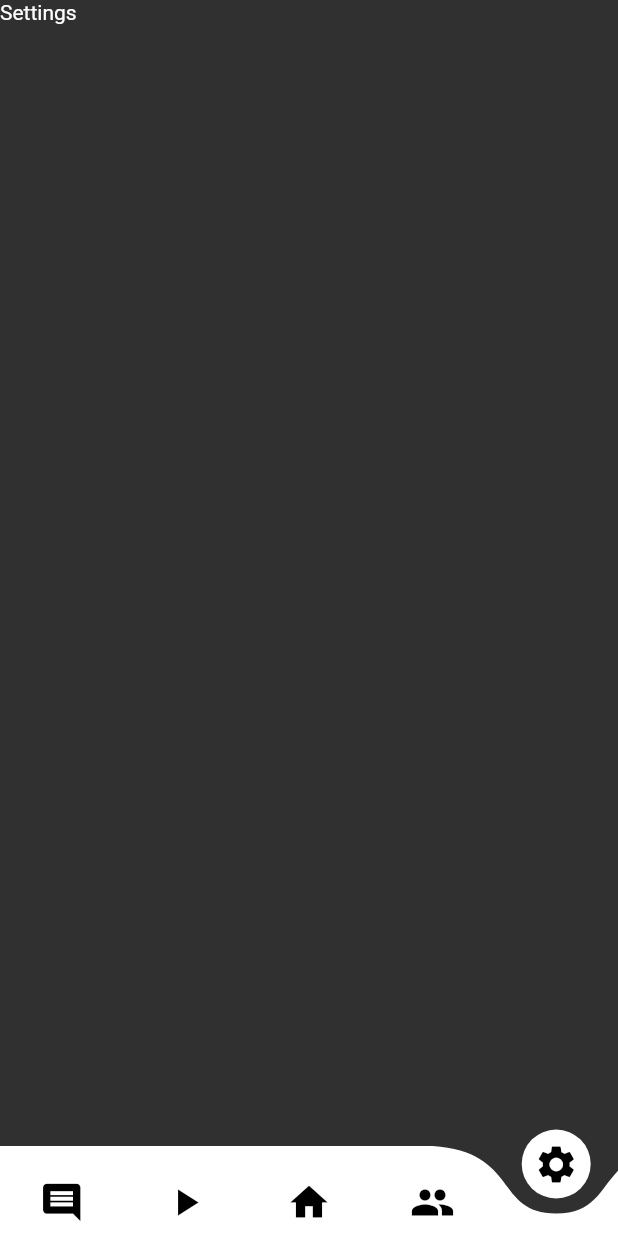
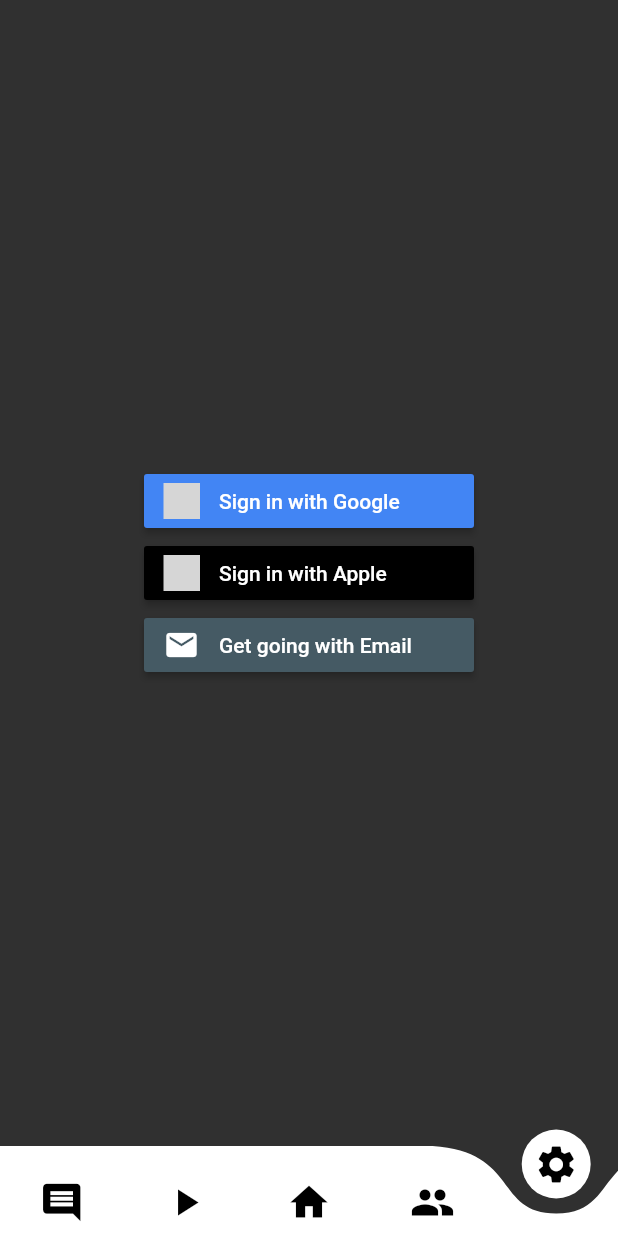
Before and after one commit to artsiomv/my-church-app, a Flutter app: the screen it shows after launch, item 5 of the bottom bar chosen, on a phone screen of 412 x 824 dp. Run offline on Flutter 3.47's test engine with Material 2 defaults, Android fonts, the light colour scheme and no system bars; drawn by our look-alikes of curved_navigation_bar; our stand-ins replace firebase_core, flutter_signin_button; accounts and stored records are empty; grey boxes are pictures that could not be loaded.

Commit message:
added login buttons

```diff
--- a/lib/screens/init_screen.dart
+++ b/lib/screens/init_screen.dart
@@ -19,11 +19,11 @@
   int _page = 2;
 
   final List<Widget> _children = [
-    const ContactUsScreen(),
-    const MediaScreen(),
-    const WelcomeScreen(),
-    const PrayerScreen(),
-    const SettingsScreen()
+    ContactUsScreen(),
+    MediaScreen(),
+    WelcomeScreen(),
+    PrayerScreen(),
+    SettingsScreen()
   ];
 
   @override
--- a/lib/screens/settings_screen.dart
+++ b/lib/screens/settings_screen.dart
@@ -1,3 +1,4 @@
+import 'package:flutter_signin_button/flutter_signin_button.dart';
 import 'package:flutter/material.dart';
 
 class SettingsScreen extends StatelessWidget {
@@ -7,8 +8,33 @@
   @override
   Widget build(BuildContext context) {
     return Scaffold(
-      body: Container(
-        child: Text('Settings'),
+      body: Center(
+        child: Column(
+          mainAxisAlignment: MainAxisAlignment.center,
+          children: [
+            SignInButton(
+              Buttons.GoogleDark,
+              onPressed: () {
+                //TODO: add sign in
+              },
+            ),
+            SignInButton(
+              Buttons.AppleDark,
+              onPressed: () {
+                //TODO: add sign in
+              },
+            ),
+            SignInButtonBuilder(
+              text: 'Get going with Email',
+              icon: Icons.email,
+              onPressed: () {
+                //TODO: add sign in
+              },
+              backgroundColor: Colors.blueGrey[700]!,
+              width: 220.0,
+            ),
+          ],
+        ),
       ),
     );
   }
--- a/pubspec.yaml
+++ b/pubspec.yaml
@@ -22,6 +22,7 @@
   firebase_auth: ^3.3.19
   cloud_firestore: ^3.1.17
   curved_navigation_bar: ^1.0.3
+  flutter_signin_button: ^2.0.0
 
 dev_dependencies:
   flutter_test:
@@ -32,6 +33,9 @@
 flutter:
 
   uses-material-design: true
+
+  assets:
+    - assets/
 
   # To add assets to your application, add an assets section, like this:
   # assets:
```
Also changed, not shown: lib/screens/welcome_screen.dart (+18 -2 lines), pubspec.lock.
